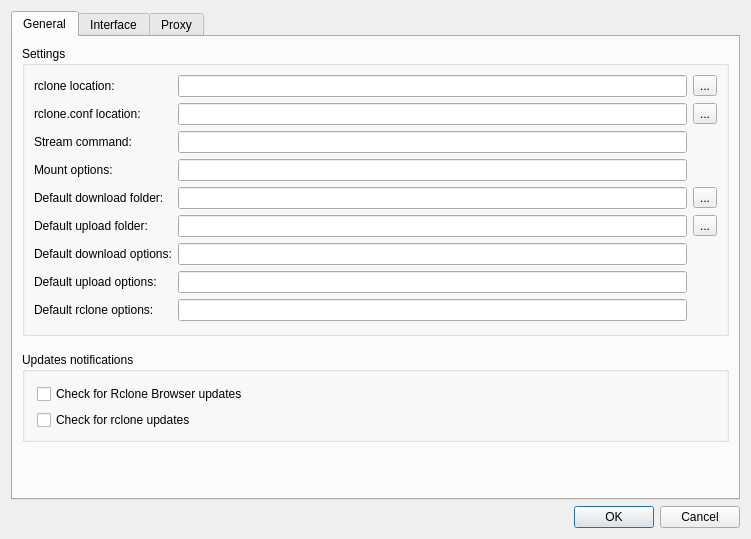
This is src/preferences_dialog.ui in xrp001/RcloneBrowser as Qt 5 draws it before an edit. The edited form follows.
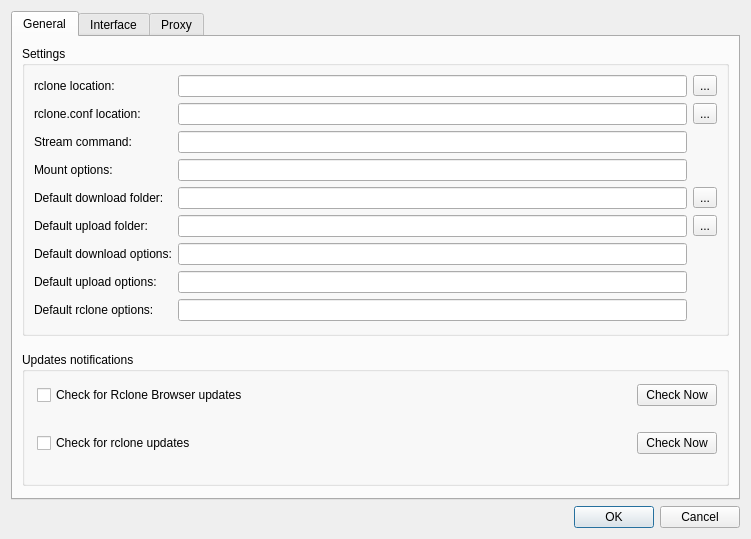
This is the edited form.

The edit to the form file:
```diff
--- a/src/preferences_dialog.ui
+++ b/src/preferences_dialog.ui
@@ -298,22 +298,114 @@
            <number>12</number>
           </property>
           <item>
-           <widget class="QCheckBox" name="checkRcloneBrowserUpdates">
-            <property name="toolTip">
-             <string>&lt;html&gt;&lt;head/&gt;&lt;body&gt;&lt;p&gt;check daily for Rclone Browser availability&lt;/p&gt;&lt;/body&gt;&lt;/html&gt;</string>
+           <layout class="QHBoxLayout" name="rcloneBrowserUpdatesLayout">
+            <item>
+             <widget class="QCheckBox" name="checkRcloneBrowserUpdates">
+              <property name="toolTip">
+               <string>&lt;html&gt;&lt;head/&gt;&lt;body&gt;&lt;p&gt;check daily for Rclone Browser availability&lt;/p&gt;&lt;/body&gt;&lt;/html&gt;</string>
+              </property>
+              <property name="text">
+               <string>Check for Rclone Browser updates</string>
+              </property>
+             </widget>
+            </item>
+            <item>
+             <spacer name="rcloneBrowserUpdatesSpacer">
+              <property name="orientation">
+               <enum>Qt::Horizontal</enum>
+              </property>
+              <property name="sizeHint" stdset="0">
+               <size>
+                <width>40</width>
+                <height>20</height>
+               </size>
+              </property>
+             </spacer>
+            </item>
+            <item>
+             <widget class="QPushButton" name="checkRcloneBrowserUpdatesNow">
+              <property name="text">
+               <string>Check Now</string>
+              </property>
+             </widget>
+            </item>
+           </layout>
+          </item>
+          <item>
+           <widget class="QLabel" name="rcloneBrowserUpdateStatus">
+            <property name="sizePolicy">
+             <sizepolicy hsizetype="Ignored" vsizetype="Preferred">
+              <horstretch>0</horstretch>
+              <verstretch>0</verstretch>
+             </sizepolicy>
             </property>
             <property name="text">
-             <string>Check for Rclone Browser updates</string>
+             <string/>
+            </property>
+            <property name="wordWrap">
+             <bool>true</bool>
+            </property>
+            <property name="textInteractionFlags">
+             <set>Qt::TextBrowserInteraction</set>
+            </property>
+            <property name="openExternalLinks">
+             <bool>true</bool>
             </property>
            </widget>
           </item>
           <item>
-           <widget class="QCheckBox" name="checkRcloneUpdates">
-            <property name="toolTip">
-             <string>&lt;html&gt;&lt;head/&gt;&lt;body&gt;&lt;p&gt;check daily for rclone availability&lt;/p&gt;&lt;/body&gt;&lt;/html&gt;</string>
+           <layout class="QHBoxLayout" name="rcloneUpdatesLayout">
+            <item>
+             <widget class="QCheckBox" name="checkRcloneUpdates">
+              <property name="toolTip">
+               <string>&lt;html&gt;&lt;head/&gt;&lt;body&gt;&lt;p&gt;check daily for rclone availability&lt;/p&gt;&lt;/body&gt;&lt;/html&gt;</string>
+              </property>
+              <property name="text">
+               <string>Check for rclone updates</string>
+              </property>
+             </widget>
+            </item>
+            <item>
+             <spacer name="rcloneUpdatesSpacer">
+              <property name="orientation">
+               <enum>Qt::Horizontal</enum>
+              </property>
+              <property name="sizeHint" stdset="0">
+               <size>
+                <width>40</width>
+                <height>20</height>
+               </size>
+              </property>
+             </spacer>
+            </item>
+            <item>
+             <widget class="QPushButton" name="checkRcloneUpdatesNow">
+              <property name="text">
+               <string>Check Now</string>
+              </property>
+             </widget>
+            </item>
+           </layout>
+          </item>
+          <item>
+           <widget class="QLabel" name="rcloneUpdateStatus">
+            <property name="sizePolicy">
+             <sizepolicy hsizetype="Ignored" vsizetype="Preferred">
+              <horstretch>0</horstretch>
+              <verstretch>0</verstretch>
+             </sizepolicy>
             </property>
             <property name="text">
-             <string>Check for rclone updates</string>
+             <string/>
+            </property>
+            <property name="wordWrap">
+             <bool>true</bool>
+            </property>
+            <property name="textInteractionFlags">
+             <set>Qt::TextBrowserInteraction</set>
+            </property>
+            <property name="openExternalLinks">
+             <bool>true</bool>
             </property>
            </widget>
           </item>
```
